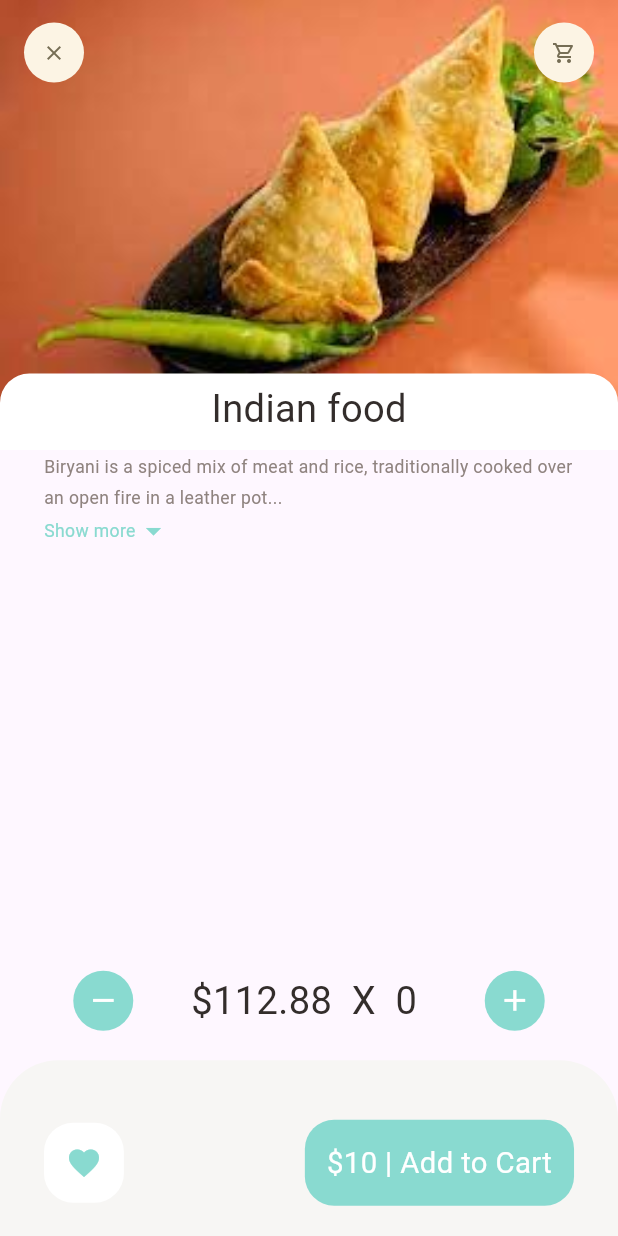
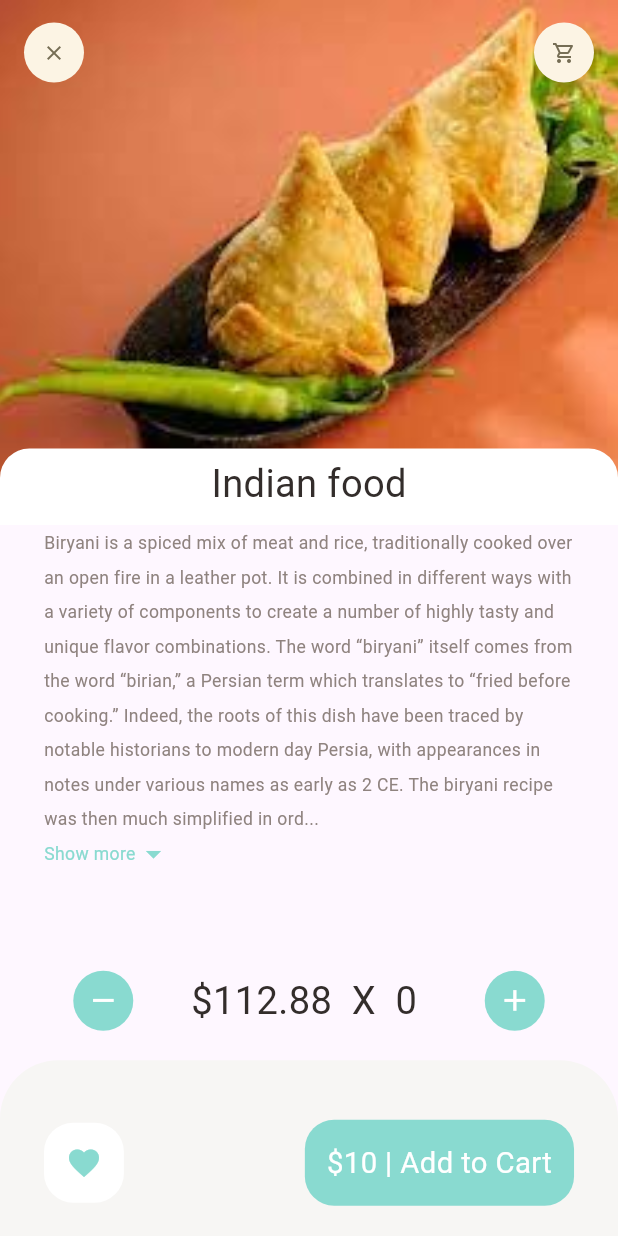
Before and after one commit to Sush308/food_delivery_app, a Flutter app: the screen it shows after launch, on a phone screen of 412 x 824 dp. Run offline on Flutter 3.47's test engine with Material 3 defaults, Android fonts, the phone set to English and light mode, and no system bars; our stand-ins replace dots_indicator, get.

Commit message:
controllers(popular_product_controller), data (api(api_client.dart) & repository(popular_product_repo.dart)), and helper(dependencies.dart) Directory and files created...

```diff
--- a/lib/main.dart
+++ b/lib/main.dart
@@ -3,9 +3,12 @@ import 'package:food_delivery_app/pages/food/popular_food_details.dart';
 import 'package:food_delivery_app/pages/food/recommended_food_detail.dart';
 import 'package:food_delivery_app/pages/home/main_food_page.dart';
 import 'package:get/get.dart';
+import 'helper/dependencies.dart' as dep;
 
 
-void main() {
+Future<void> main() async {
+  WidgetsFlutterBinding.ensureInitialized(); //This method tell us that dependencies cirrectly initialsesd or not.
+  await dep.init();
   runApp(const MyApp());
 }
 
--- a/lib/pages/food/recommended_food_detail.dart
+++ b/lib/pages/food/recommended_food_detail.dart
@@ -25,7 +25,7 @@ class RecommendedFoodDetail extends StatelessWidget {
               ],
             ),
             bottom: PreferredSize(
-              preferredSize: Size.fromHeight(20),
+              preferredSize: Size.fromHeight(30),
               child: Container(
                 width: double.maxFinite,
                 padding: EdgeInsets.only(top: 5, bottom: 10),
@@ -45,7 +45,7 @@ class RecommendedFoodDetail extends StatelessWidget {
             ),
             pinned: true,
             backgroundColor: AppColors.yellowColor,
-            expandedHeight: 300,
+            expandedHeight: 350,
             flexibleSpace: FlexibleSpaceBar(
               background: Image.asset(
                 "assets/images/food3.jpg",
--- a/lib/pages/home/food_page_body.dart
+++ b/lib/pages/home/food_page_body.dart
@@ -19,7 +19,7 @@ class FoodPageBody extends StatefulWidget {
 
 class _FoodPageBodyState extends State<FoodPageBody> {
   PageController pageController = PageController(viewportFraction: 0.85);
-  var _currPageValue = 0.0;
+  double _currPageValue = 0.0;
   double _scaleFactor = 0.8;
   double _height = Dimensions.pageViewContainer;
 
@@ -56,7 +56,7 @@ class _FoodPageBodyState extends State<FoodPageBody> {
         ),
         DotsIndicator(
           dotsCount: 5,
-          position: _currPageValue,
+          position: _currPageValue.toInt(),
           decorator: DotsDecorator(
             size: const Size.square(9.0),
             activeSize: const Size(18.0, 9.0),
--- a/lib/widgets/expandable_text_widget.dart
+++ b/lib/widgets/expandable_text_widget.dart
@@ -17,7 +17,7 @@ class _ExpandableTextWidgetState extends State<ExpandableTextWidget> {
   late String firstHalf;
   late String secondHalf;
   bool hiddenText = true;
-  double textHeight = Dimensions.screenHeight / 8.434285714285714;
+  double textHeight = Dimensions.screenHeight/1.5; //8.434285714285714
 
   @override
   void initState() {
@@ -44,9 +44,9 @@ class _ExpandableTextWidgetState extends State<ExpandableTextWidget> {
           : Column(
               children: [
                 SmallText(
-                    height: 1.8,
+                    height: 2.0,
                   color: AppColors.paraColor,
-                  size: Dimensions.font16,
+                  size: 20,
                     text: hiddenText
                         ? (firstHalf + "...")
                         : (firstHalf + secondHalf)),
--- a/pubspec.yaml
+++ b/pubspec.yaml
@@ -45,8 +45,8 @@ dev_dependencies:
   # activated in the `analysis_options.yaml` file located at the root of your
   # package. See that file for information about deactivating specific lint
   # rules and activating additional ones.
-  flutter_lints: ^2.0.0
-  dots_indicator: ^2.1.1
+  flutter_lints: ^3.0.1
+  dots_indicator: ^3.0.0
   get: ^4.6.6
 
 # For information on the generic Dart part of this file, see the
```
Also changed, not shown: lib/controllers/popular_product_controller.dart (added, +20 -0 lines), lib/data/api/api_client.dart (added, +27 -0 lines), lib/data/repository/popular_product_repo.dart (added, +12 -0 lines), lib/helper/dependencies.dart (added, +15 -0 lines), pubspec.lock.
